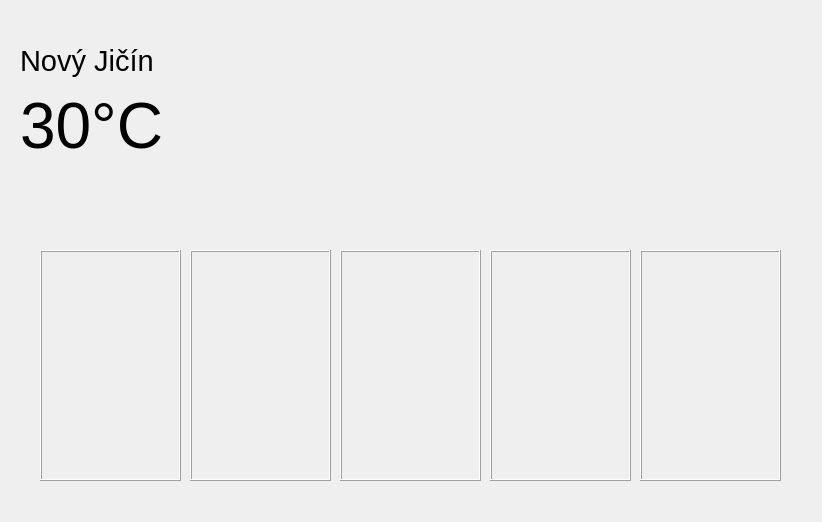
The window that GUI/mainwindow.ui (Llyfrs/WeatherApp) describes before a commit, drawn with Qt 5.
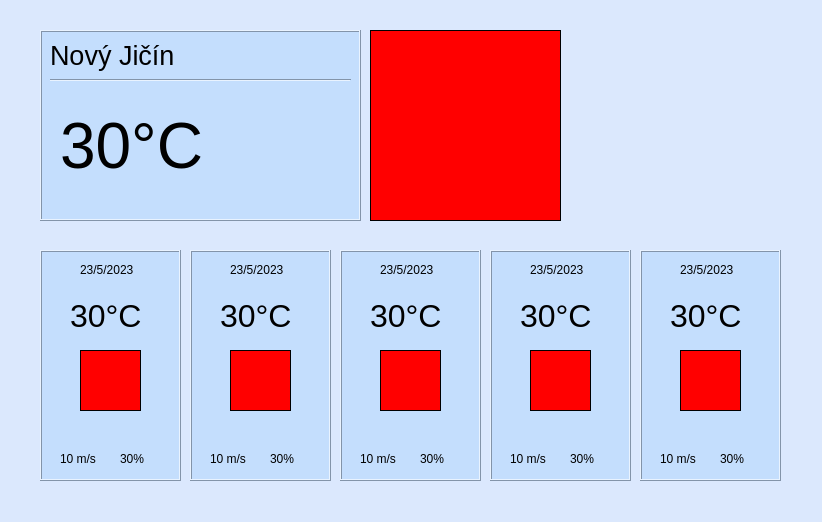
The same window after the commit.

What changed in the file:
```diff
--- a/GUI/mainwindow.ui
+++ b/GUI/mainwindow.ui
@@ -13,42 +13,10 @@
   <property name="windowTitle">
    <string>MainWindow</string>
   </property>
-  <widget class="QLabel" name="mainTemp">
-   <property name="geometry">
-    <rect>
-     <x>20</x>
-     <y>80</y>
-     <width>141</width>
-     <height>91</height>
-    </rect>
-   </property>
-   <property name="font">
-    <font>
-     <pointsize>48</pointsize>
-    </font>
-   </property>
-   <property name="text">
-    <string>30°C</string>
-   </property>
-  </widget>
-  <widget class="QLabel" name="mainCity">
-   <property name="geometry">
-    <rect>
-     <x>20</x>
-     <y>40</y>
-     <width>251</width>
-     <height>41</height>
-    </rect>
-   </property>
-   <property name="font">
-    <font>
-     <pointsize>22</pointsize>
-    </font>
-   </property>
-   <property name="text">
-    <string>Nový Jičín</string>
-   </property>
-  </widget>
+  <property name="styleSheet">
+   <string notr="true">background-color: rgb(219,232,253);
+</string>
+  </property>
   <widget class="QFrame" name="frame">
    <property name="geometry">
     <rect>
@@ -58,12 +26,94 @@
      <height>231</height>
     </rect>
    </property>
+   <property name="autoFillBackground">
+    <bool>false</bool>
+   </property>
+   <property name="styleSheet">
+    <string notr="true">background-color: rgb(196,222,253);</string>
+   </property>
    <property name="frameShape">
     <enum>QFrame::Box</enum>
    </property>
    <property name="frameShadow">
     <enum>QFrame::Raised</enum>
    </property>
+   <widget class="QLabel" name="date">
+    <property name="geometry">
+     <rect>
+      <x>40</x>
+      <y>10</y>
+      <width>61</width>
+      <height>20</height>
+     </rect>
+    </property>
+    <property name="text">
+     <string>23/5/2023</string>
+    </property>
+   </widget>
+   <widget class="QLabel" name="temp">
+    <property name="geometry">
+     <rect>
+      <x>30</x>
+      <y>40</y>
+      <width>71</width>
+      <height>51</height>
+     </rect>
+    </property>
+    <property name="font">
+     <font>
+      <pointsize>24</pointsize>
+     </font>
+    </property>
+    <property name="text">
+     <string>30°C</string>
+    </property>
+   </widget>
+   <widget class="QLabel" name="icon">
+    <property name="geometry">
+     <rect>
+      <x>40</x>
+      <y>100</y>
+      <width>61</width>
+      <height>61</height>
+     </rect>
+    </property>
+    <property name="styleSheet">
+     <string notr="true">background-color: rgb(255, 0, 0);</string>
+    </property>
+    <property name="frameShape">
+     <enum>QFrame::Box</enum>
+    </property>
+    <property name="text">
+     <string/>
+    </property>
+   </widget>
+   <widget class="QLabel" name="label">
+    <property name="geometry">
+     <rect>
+      <x>20</x>
+      <y>200</y>
+      <width>54</width>
+      <height>17</height>
+     </rect>
+    </property>
+    <property name="text">
+     <string>10 m/s</string>
+    </property>
+   </widget>
+   <widget class="QLabel" name="label_2">
+    <property name="geometry">
+     <rect>
+      <x>80</x>
+      <y>200</y>
+      <width>54</width>
+      <height>17</height>
+     </rect>
+    </property>
+    <property name="text">
+     <string>30%</string>
+    </property>
+   </widget>
   </widget>
   <widget class="QFrame" name="frame_2">
    <property name="geometry">
@@ -74,12 +124,94 @@
      <height>231</height>
     </rect>
    </property>
+   <property name="autoFillBackground">
+    <bool>false</bool>
+   </property>
+   <property name="styleSheet">
+    <string notr="true">background-color: rgb(196,222,253);</string>
+   </property>
    <property name="frameShape">
     <enum>QFrame::Box</enum>
    </property>
    <property name="frameShadow">
     <enum>QFrame::Raised</enum>
    </property>
+   <widget class="QLabel" name="date_3">
+    <property name="geometry">
+     <rect>
+      <x>40</x>
+      <y>10</y>
+      <width>61</width>
+      <height>20</height>
+     </rect>
+    </property>
+    <property name="text">
+     <string>23/5/2023</string>
+    </property>
+   </widget>
+   <widget class="QLabel" name="temp_3">
+    <property name="geometry">
+     <rect>
+      <x>30</x>
+      <y>40</y>
+      <width>71</width>
+      <height>51</height>
+     </rect>
+    </property>
+    <property name="font">
+     <font>
+      <pointsize>24</pointsize>
+     </font>
+    </property>
+    <property name="text">
+     <string>30°C</string>
+    </property>
+   </widget>
+   <widget class="QLabel" name="label_5">
+    <property name="geometry">
+     <rect>
+      <x>20</x>
+      <y>200</y>
+      <width>54</width>
+      <height>17</height>
+     </rect>
+    </property>
+    <property name="text">
+     <string>10 m/s</string>
+    </property>
+   </widget>
+   <widget class="QLabel" name="label_6">
+    <property name="geometry">
+     <rect>
+      <x>80</x>
+      <y>200</y>
+      <width>54</width>
+      <height>17</height>
+     </rect>
+    </property>
+    <property name="text">
+     <string>30%</string>
+    </property>
+   </widget>
+   <widget class="QLabel" name="icon_3">
+    <property name="geometry">
+     <rect>
+      <x>40</x>
+      <y>100</y>
+      <width>61</width>
+      <height>61</height>
+     </rect>
+    </property>
+    <property name="styleSheet">
+     <string notr="true">background-color: rgb(255, 0, 0);</string>
+    </property>
+    <property name="frameShape">
+     <enum>QFrame::Box</enum>
+    </property>
+    <property name="text">
+     <string/>
+    </property>
+   </widget>
   </widget>
   <widget class="QFrame" name="frame_3">
    <property name="geometry">
@@ -90,12 +222,94 @@
      <height>231</height>
     </rect>
    </property>
+   <property name="autoFillBackground">
+    <bool>false</bool>
+   </property>
+   <property name="styleSheet">
+    <string notr="true">background-color: rgb(196,222,253);</string>
+   </property>
    <property name="frameShape">
     <enum>QFrame::Box</enum>
    </property>
    <property name="frameShadow">
     <enum>QFrame::Raised</enum>
    </property>
+   <widget class="QLabel" name="date_4">
+    <property name="geometry">
+     <rect>
+      <x>40</x>
+      <y>10</y>
+      <width>61</width>
+      <height>20</height>
+     </rect>
+    </property>
+    <property name="text">
+     <string>23/5/2023</string>
+    </property>
+   </widget>
+   <widget class="QLabel" name="temp_4">
+    <property name="geometry">
+     <rect>
+      <x>30</x>
+      <y>40</y>
+      <width>71</width>
+      <height>51</height>
+     </rect>
+    </property>
+    <property name="font">
+     <font>
+      <pointsize>24</pointsize>
+     </font>
+    </property>
+    <property name="text">
+     <string>30°C</string>
+    </property>
+   </widget>
+   <widget class="QLabel" name="label_7">
+    <property name="geometry">
+     <rect>
+      <x>20</x>
+      <y>200</y>
+      <width>54</width>
+      <height>17</height>
+     </rect>
+    </property>
+    <property name="text">
+     <string>10 m/s</string>
+    </property>
+   </widget>
+   <widget class="QLabel" name="label_8">
+    <property name="geometry">
+     <rect>
+      <x>80</x>
+      <y>200</y>
+      <width>54</width>
+      <height>17</height>
+     </rect>
+    </property>
+    <property name="text">
+     <string>30%</string>
+    </property>
+   </widget>
+   <widget class="QLabel" name="icon_4">
+    <property name="geometry">
+     <rect>
+      <x>40</x>
+      <y>100</y>
+      <width>61</width>
+      <height>61</height>
+     </rect>
+    </property>
+    <property name="styleSheet">
+     <string notr="true">background-color: rgb(255, 0, 0);</string>
+    </property>
+    <property name="frameShape">
+     <enum>QFrame::Box</enum>
+    </property>
+    <property name="text">
+     <string/>
+    </property>
+   </widget>
   </widget>
   <widget class="QFrame" name="frame_4">
    <property name="geometry">
@@ -106,12 +320,94 @@
      <height>231</height>
     </rect>
    </property>
+   <property name="autoFillBackground">
+    <bool>false</bool>
+   </property>
+   <property name="styleSheet">
+    <string notr="true">background-color: rgb(196,222,253);</string>
+   </property>
    <property name="frameShape">
     <enum>QFrame::Box</enum>
    </property>
    <property name="frameShadow">
     <enum>QFrame::Raised</enum>
    </property>
+   <widget class="QLabel" name="date_5">
+    <property name="geometry">
+     <rect>
+      <x>40</x>
+      <y>10</y>
+      <width>61</width>
+      <height>20</height>
+     </rect>
+    </property>
+    <property name="text">
+     <string>23/5/2023</string>
+    </property>
+   </widget>
+   <widget class="QLabel" name="temp_5">
+    <property name="geometry">
+     <rect>
+      <x>30</x>
+      <y>40</y>
+      <width>71</width>
+      <height>51</height>
+     </rect>
+    </property>
+    <property name="font">
+     <font>
+      <pointsize>24</pointsize>
+     </font>
+    </property>
+    <property name="text">
+     <string>30°C</string>
+    </property>
+   </widget>
+   <widget class="QLabel" name="label_9">
+    <property name="geometry">
+     <rect>
+      <x>20</x>
+      <y>200</y>
+      <width>54</width>
+      <height>17</height>
+     </rect>
+    </property>
+    <property name="text">
+     <string>10 m/s</string>
+    </property>
+   </widget>
+   <widget class="QLabel" name="label_10">
+    <property name="geometry">
+     <rect>
+      <x>80</x>
+      <y>200</y>
+      <width>54</width>
+      <height>17</height>
+     </rect>
+    </property>
+    <property name="text">
+     <string>30%</string>
+    </property>
+   </widget>
+   <widget class="QLabel" name="icon_5">
+    <property name="geometry">
+     <rect>
+      <x>40</x>
+      <y>100</y>
+      <width>61</width>
+      <height>61</height>
+     </rect>
+    </property>
+    <property name="styleSheet">
+     <string notr="true">background-color: rgb(255, 0, 0);</string>
+    </property>
+    <property name="frameShape">
+     <enum>QFrame::Box</enum>
+    </property>
+    <property name="text">
+     <string/>
+    </property>
+   </widget>
   </widget>
   <widget class="QFrame" name="frame_5">
    <property name="geometry">
@@ -122,12 +418,190 @@
      <height>231</height>
     </rect>
    </property>
+   <property name="autoFillBackground">
+    <bool>false</bool>
+   </property>
+   <property name="styleSheet">
+    <string notr="true">background-color: rgb(196,222,253);</string>
+   </property>
    <property name="frameShape">
     <enum>QFrame::Box</enum>
    </property>
    <property name="frameShadow">
     <enum>QFrame::Raised</enum>
    </property>
+   <widget class="QLabel" name="date_6">
+    <property name="geometry">
+     <rect>
+      <x>40</x>
+      <y>10</y>
+      <width>61</width>
+      <height>20</height>
+     </rect>
+    </property>
+    <property name="text">
+     <string>23/5/2023</string>
+    </property>
+   </widget>
+   <widget class="QLabel" name="temp_6">
+    <property name="geometry">
+     <rect>
+      <x>30</x>
+      <y>40</y>
+      <width>71</width>
+      <height>51</height>
+     </rect>
+    </property>
+    <property name="font">
+     <font>
+      <pointsize>24</pointsize>
+     </font>
+    </property>
+    <property name="text">
+     <string>30°C</string>
+    </property>
+   </widget>
+   <widget class="QLabel" name="label_11">
+    <property name="geometry">
+     <rect>
+      <x>20</x>
+      <y>200</y>
+      <width>54</width>
+      <height>17</height>
+     </rect>
+    </property>
+    <property name="text">
+     <string>10 m/s</string>
+    </property>
+   </widget>
+   <widget class="QLabel" name="label_12">
+    <property name="geometry">
+     <rect>
+      <x>80</x>
+      <y>200</y>
+      <width>54</width>
+      <height>17</height>
+     </rect>
+    </property>
+    <property name="text">
+     <string>30%</string>
+    </property>
+   </widget>
+   <widget class="QLabel" name="icon_6">
+    <property name="geometry">
+     <rect>
+      <x>40</x>
+      <y>100</y>
+      <width>61</width>
+      <height>61</height>
+     </rect>
+    </property>
+    <property name="styleSheet">
+     <string notr="true">background-color: rgb(255, 0, 0);</string>
+    </property>
+    <property name="frameShape">
+     <enum>QFrame::Box</enum>
+    </property>
+    <property name="text">
+     <string/>
+    </property>
+   </widget>
+  </widget>
+  <widget class="QLabel" name="mainIcon">
+   <property name="geometry">
+    <rect>
+     <x>370</x>
+     <y>30</y>
+     <width>191</width>
+     <height>191</height>
+    </rect>
+   </property>
+   <property name="styleSheet">
+    <string notr="true">background-color: rgb(255, 0, 0);</string>
+   </property>
+   <property name="frameShape">
+    <enum>QFrame::Box</enum>
+   </property>
+   <property name="text">
+    <string/>
+   </property>
+  </widget>
+  <widget class="QFrame" name="mainFrame">
+   <property name="geometry">
+    <rect>
+     <x>40</x>
+     <y>30</y>
+     <width>321</width>
+     <height>191</height>
+    </rect>
+   </property>
+   <property name="autoFillBackground">
+    <bool>false</bool>
+   </property>
+   <property name="styleSheet">
+    <string notr="true">background-color: rgb(196,222,253);</string>
+   </property>
+   <property name="frameShape">
+    <enum>QFrame::Box</enum>
+   </property>
+   <property name="frameShadow">
+    <enum>QFrame::Raised</enum>
+   </property>
+   <widget class="QLabel" name="mainTemp">
+    <property name="geometry">
+     <rect>
+      <x>20</x>
+      <y>60</y>
+      <width>161</width>
+      <height>111</height>
+     </rect>
+    </property>
+    <property name="font">
+     <font>
+      <pointsize>48</pointsize>
+     </font>
+    </property>
+    <property name="text">
+     <string>30°C</string>
+    </property>
+   </widget>
+   <widget class="QLabel" name="mainCity">
+    <property name="geometry">
+     <rect>
+      <x>10</x>
+      <y>10</y>
+      <width>251</width>
+      <height>31</height>
+     </rect>
+    </property>
+    <property name="font">
+     <font>
+      <pointsize>20</pointsize>
+     </font>
+    </property>
+    <property name="frameShape">
+     <enum>QFrame::NoFrame</enum>
+    </property>
+    <property name="text">
+     <string>Nový Jičín</string>
+    </property>
+   </widget>
+   <widget class="Line" name="line">
+    <property name="geometry">
+     <rect>
+      <x>10</x>
+      <y>40</y>
+      <width>301</width>
+      <height>20</height>
+     </rect>
+    </property>
+    <property name="orientation">
+     <enum>Qt::Horizontal</enum>
+    </property>
+   </widget>
+   <zorder>line</zorder>
+   <zorder>mainTemp</zorder>
+   <zorder>mainCity</zorder>
   </widget>
  </widget>
  <resources/>
```
